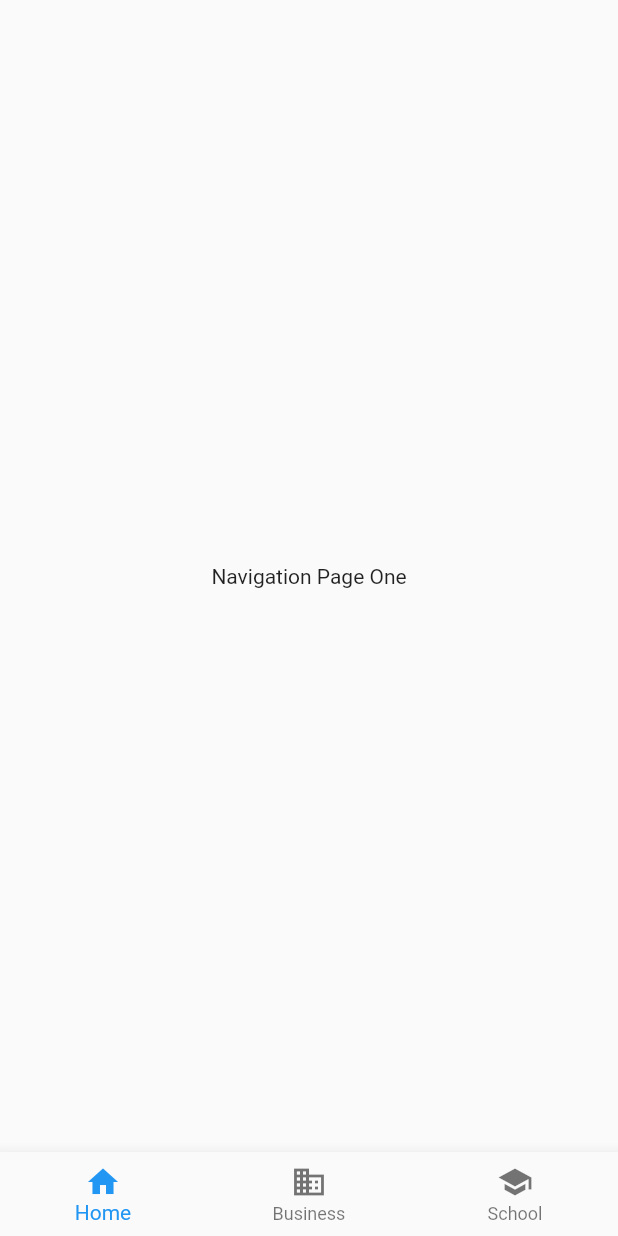
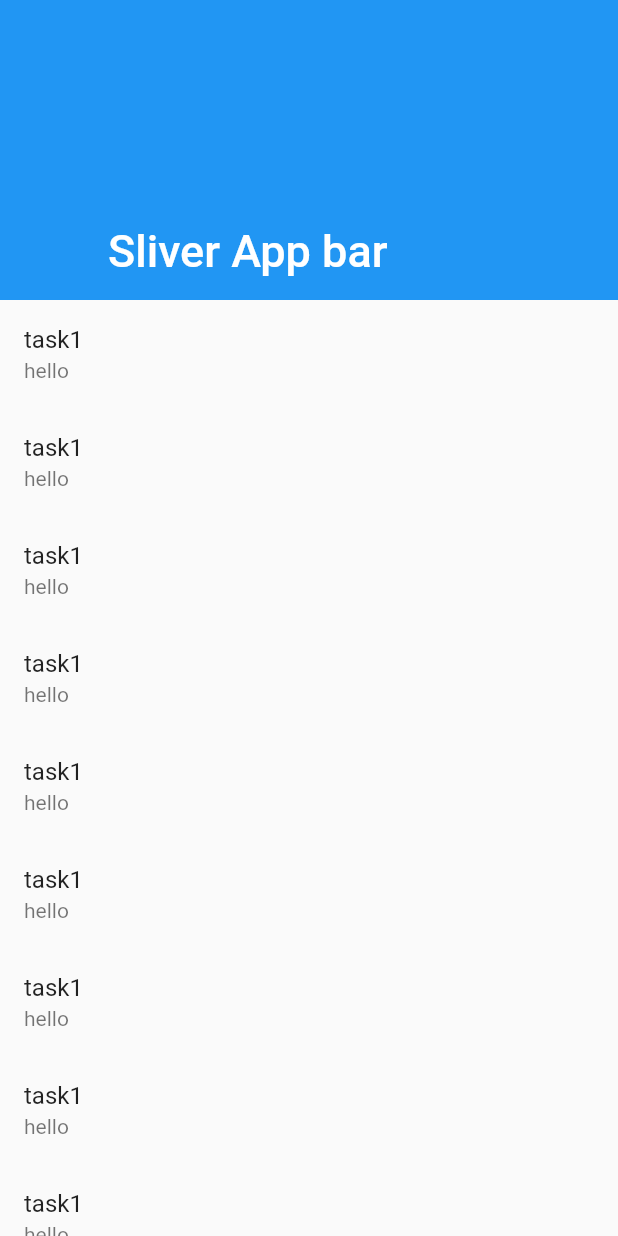
Before and after one commit to arjun-baidya/flutter_learning_materials, a Flutter app: the screen it shows after launch, on a phone screen of 412 x 824 dp. Run offline on Flutter 3.47's test engine with Material 2 defaults, Android fonts, the phone set to English and light mode, and no system bars; our stand-ins replace liquid_swipe.

Commit message:
tab bar widget and sliver app bar widget update

```diff
--- /dev/null
+++ b/lib/flutter_widgets/sliverappbar_widget.dart
@@ -0,0 +1,58 @@
+import 'package:flutter/material.dart';
+
+class SliverAppBarWidget extends StatefulWidget {
+  const SliverAppBarWidget({ Key? key }) : super(key: key);
+
+  @override
+  State<SliverAppBarWidget> createState() => _SliverAppBarWidgetState();
+}
+
+class _SliverAppBarWidgetState extends State<SliverAppBarWidget> {
+  @override
+  Widget build(BuildContext context) {
+    return MaterialApp(
+      debugShowCheckedModeBanner: false,
+      home: Scaffold(
+        body: CustomScrollView(
+          slivers: <Widget>[
+            const SliverAppBar(
+              expandedHeight: 200,
+              pinned: true,
+              flexibleSpace: FlexibleSpaceBar(
+                title: Text('Sliver App bar'),
+              ),
+            ),
+            SliverList(
+              delegate: SliverChildListDelegate(
+                <Widget>[
+                  addDetails("task1","hello" ),
+                  addDetails("task1","hello" ),
+                  addDetails("task1","hello" ),
+                  addDetails("task1", "hello"),
+                  addDetails("task1", "hello"),
+                  addDetails("task1", "hello"),
+                  addDetails("task1", "hello"),
+                  addDetails("task1", "hello"),
+                  addDetails("task1", "hello"),
+                  addDetails("task1", "hello"),
+                  addDetails("task1", "hello"),
+                  addDetails("task1", "hello"),
+                ]
+              ),
+              ),
+          ],
+        ),
+      ),
+    );
+  }
+}
+
+Widget addDetails(
+  String name,
+  String description,
+){
+  return ListTile(
+    title: Text(name),
+    subtitle: Text(description),
+  );
+}
--- a/lib/main.dart
+++ b/lib/main.dart
@@ -14,7 +14,9 @@ import 'package:flutter_learning_materials/flutter_widgets/page_view_widget.dart
 import 'package:flutter_learning_materials/flutter_widgets/row_widget.dart';
 import 'package:flutter_learning_materials/flutter_widgets/safearea_widget.dart';
 import 'package:flutter_learning_materials/flutter_widgets/singlechildscroleview_widget.dart';
+import 'package:flutter_learning_materials/flutter_widgets/sliverappbar_widget.dart';
 import 'package:flutter_learning_materials/flutter_widgets/stack_positioned_floatbutton_widget.dart';
+import 'package:flutter_learning_materials/flutter_widgets/tabbar_widget.dart';
 
 void main() {
   runApp(const MyApp());
@@ -47,7 +49,9 @@ class MyApp extends StatelessWidget {
       // home: const GridViewWidget(),
       // home: const ExpandedWidget(),
       // home: const PageViewWidget(),
-      home: const BottomNavigationWidget(),
+      // home: const BottomNavigationWidget(),
+      // home: const TabBarWidget(),
+      home: const SliverAppBarWidget(),
     );
   }
 }
```
Also changed, not shown: lib/flutter_widgets/tabbar_widget.dart (added, +33 -0 lines).
